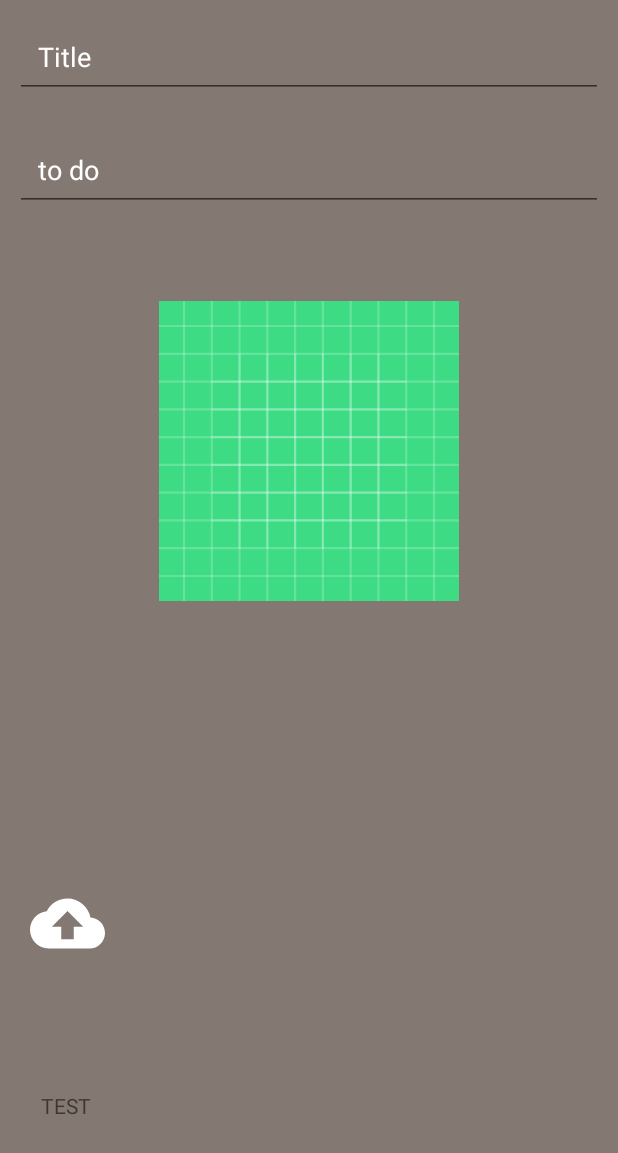
After one commit to Wizardeirr/MTDList, an Android app: the fragment UpdateFragment placed in its activity, on a phone screen of 412 x 824 dp. The commit adds this screen. Shown: the top 1153 px of the screen. Run offline under Robolectric (Android 15) with nearby library versions, the phone set to English and light mode, and no system bars; our stand-ins replace Dagger/Hilt's generated code, Room's generated code, navigation-ui.

Commit message:
Update Stage Started

```diff
--- a/app/src/main/java/com/volkankelleci/todolist/adapter/RecyclerAdapter.kt
+++ b/app/src/main/java/com/volkankelleci/todolist/adapter/RecyclerAdapter.kt
@@ -3,9 +3,11 @@ package com.volkankelleci.todolist.adapter
 import android.view.LayoutInflater
 import android.view.View
 import android.view.ViewGroup
+import androidx.navigation.findNavController
 import androidx.recyclerview.widget.RecyclerView
 import com.volkankelleci.todolist.R
 import com.volkankelleci.todolist.model.UserInput
+import com.volkankelleci.todolist.view.FragmentMainTodolistDirections
 import kotlinx.android.synthetic.main.recycler_row.view.*
 
 class RecyclerAdapter(var UserInputs:List<UserInput>): RecyclerView.Adapter<RecyclerAdapter.UserVH>() {
@@ -23,6 +25,10 @@ class RecyclerAdapter(var UserInputs:List<UserInput>): RecyclerView.Adapter<Recy
     override fun onBindViewHolder(holder: UserVH, position: Int) {
         holder.itemView.enterTitle.text=UserInputs[position].title
         holder.itemView.EnterToDo.text=UserInputs[position].explain
+        holder.itemView.raw_layout_id.setOnClickListener{
+            val action=FragmentMainTodolistDirections.actionFragmentMainTodolistToUpdateFragment(UserInputs.get(position))
+            holder.itemView.findNavController().navigate(action)
+        }
     }
 
     override fun getItemCount(): Int {
--- a/app/src/main/java/com/volkankelleci/todolist/model/UserInput.kt
+++ b/app/src/main/java/com/volkankelleci/todolist/model/UserInput.kt
@@ -1,13 +1,16 @@
 package com.volkankelleci.todolist.model
 
+import android.os.Parcelable
 import androidx.room.Entity
 import androidx.room.PrimaryKey
+import kotlinx.android.parcel.Parcelize
 
+@Parcelize
 @Entity(tableName = "userinput")
 data class UserInput(
     val title:String,
     val explain:String,
-){
+):Parcelable{
     @PrimaryKey(autoGenerate = true) //ROOM icin
     var uuid:Int=0
 }
--- /dev/null
+++ b/app/src/main/java/com/volkankelleci/todolist/view/UpdateFragment.kt
@@ -0,0 +1,23 @@
+package com.volkankelleci.todolist.view
+
+import android.os.Bundle
+import androidx.fragment.app.Fragment
+import android.view.LayoutInflater
+import android.view.View
+import android.view.ViewGroup
+import com.volkankelleci.todolist.R
+
+class UpdateFragment : Fragment() {
+    override fun onCreate(savedInstanceState: Bundle?) {
+        super.onCreate(savedInstanceState)
+    }
+
+    override fun onCreateView(
+        inflater: LayoutInflater, container: ViewGroup?,
+        savedInstanceState: Bundle?,
+    ): View? {
+        // Inflate the layout for this fragment
+        return inflater.inflate(R.layout.fragment_update, container, false)
+    }
+
+}
--- /dev/null
+++ b/app/src/main/res/drawable/update_icon.xml
@@ -0,0 +1,5 @@
+<vector android:height="24dp" android:tint="#FFFFFF"
+    android:viewportHeight="24" android:viewportWidth="24"
+    android:width="24dp" xmlns:android="http://schemas.android.com/apk/res/android">
+    <path android:fillColor="@color/black" android:pathData="M19.35,10.04C18.67,6.59 15.64,4 12,4 9.11,4 6.6,5.64 5.35,8.04 2.34,8.36 0,10.91 0,14c0,3.31 2.69,6 6,6h13c2.76,0 5,-2.24 5,-5 0,-2.64 -2.05,-4.78 -4.65,-4.96zM14,13v4h-4v-4H7l5,-5 5,5h-3z"/>
+</vector>
--- /dev/null
+++ b/app/src/main/res/layout/fragment_update.xml
@@ -0,0 +1,65 @@
+<?xml version="1.0" encoding="utf-8"?>
+<LinearLayout
+    xmlns:android="http://schemas.android.com/apk/res/android"
+    xmlns:app="http://schemas.android.com/apk/res-auto"
+    xmlns:tools="http://schemas.android.com/tools"
+    android:layout_width="match_parent"
+    android:layout_height="match_parent"
+    android:orientation="vertical"
+    android:background="#837872">
+    <EditText
+        android:id="@+id/updateTitleText"
+        android:textColorHint="@color/white"
+        android:layout_width="match_parent"
+        android:layout_height="wrap_content"
+        android:padding="15dp"
+        android:layout_margin="10dp"
+        android:hint="Title"
+        android:textColor="@color/white">
+
+    </EditText>
+    <EditText
+        android:id="@+id/updatetodoText"
+        android:textColorHint="@color/white"
+        android:layout_width="match_parent"
+        android:layout_height="wrap_content"
+        android:padding="15dp"
+        android:layout_margin="10dp"
+        android:ellipsize="end"
+        android:textColor="@color/white"
+        android:hint="to do">
+
+    </EditText>
+
+    <ImageView
+
+        android:id="@+id/updatetodoImage"
+        android:layout_width="match_parent"
+        android:layout_height="200dp"
+        android:layout_margin="50dp"
+        app:srcCompat="@drawable/ic_launcher_background">
+
+    </ImageView>
+    <ImageView
+        android:id="@+id/updateverifyImage"
+        android:layout_width="70dp"
+        android:layout_height="70dp"
+        android:padding="10dp"
+        android:layout_marginTop="130dp"
+        android:layout_marginLeft="10dp"
+        android:src="@drawable/update_icon">
+
+    </ImageView>
+    <TextView
+        android:layout_width="50dp"
+        android:layout_height="match_parent"
+        android:text="TEST"
+        android:gravity="center"
+        android:layout_marginLeft="19dp"
+        >
+
+    </TextView>
+
+
+
+</LinearLayout>
--- a/app/src/main/res/layout/main_fragment_todolist.xml
+++ b/app/src/main/res/layout/main_fragment_todolist.xml
@@ -5,6 +5,7 @@
     android:layout_width="match_parent"
     android:layout_height="match_parent"
     android:background="#908682"
+
     >
 
     <androidx.recyclerview.widget.RecyclerView
--- a/app/src/main/res/layout/recycler_row.xml
+++ b/app/src/main/res/layout/recycler_row.xml
@@ -8,7 +8,8 @@
     android:orientation="vertical"
     android:layout_height="150dp"
     android:layout_width="match_parent"
-    tools:ignore="MissingPrefix">
+    tools:ignore="MissingPrefix"
+    android:id="@+id/raw_layout_id">
 
 <GridLayout
     android:layout_width="match_parent"
--- a/app/src/main/res/navigation/nav_controller.xml
+++ b/app/src/main/res/navigation/nav_controller.xml
@@ -11,6 +11,9 @@
         <action
             android:id="@+id/action_fragmentMainTodolist_to_fragmentNotePart"
             app:destination="@id/fragmentNotePart" />
+        <action
+            android:id="@+id/action_fragmentMainTodolist_to_updateFragment"
+            app:destination="@id/updateFragment" />
     </fragment>
     <fragment
         android:id="@+id/fragmentNotePart"
@@ -20,4 +23,15 @@
             android:id="@+id/action_fragmentNotePart_to_fragmentMainTodolist"
             app:destination="@id/fragmentMainTodolist" />
     </fragment>
+    <fragment
+        android:id="@+id/updateFragment"
+        android:name="com.volkankelleci.todolist.view.UpdateFragment"
+        android:label="UpdateFragment" >
+        <action
+            android:id="@+id/action_updateFragment_to_fragmentMainTodolist"
+            app:destination="@id/fragmentMainTodolist" />
+        <argument
+            android:name="currentUser"
+            app:argType="com.volkankelleci.todolist.model.UserInput" />
+    </fragment>
 </navigation>
--- a/app/src/main/res/values/strings.xml
+++ b/app/src/main/res/values/strings.xml
@@ -1,3 +1,5 @@
 <resources>
     <string name="app_name">ToDoList</string>
+    <!-- TODO: Remove or change this placeholder text -->
+    <string name="hello_blank_fragment">Hello blank fragment</string>
 </resources>
```
